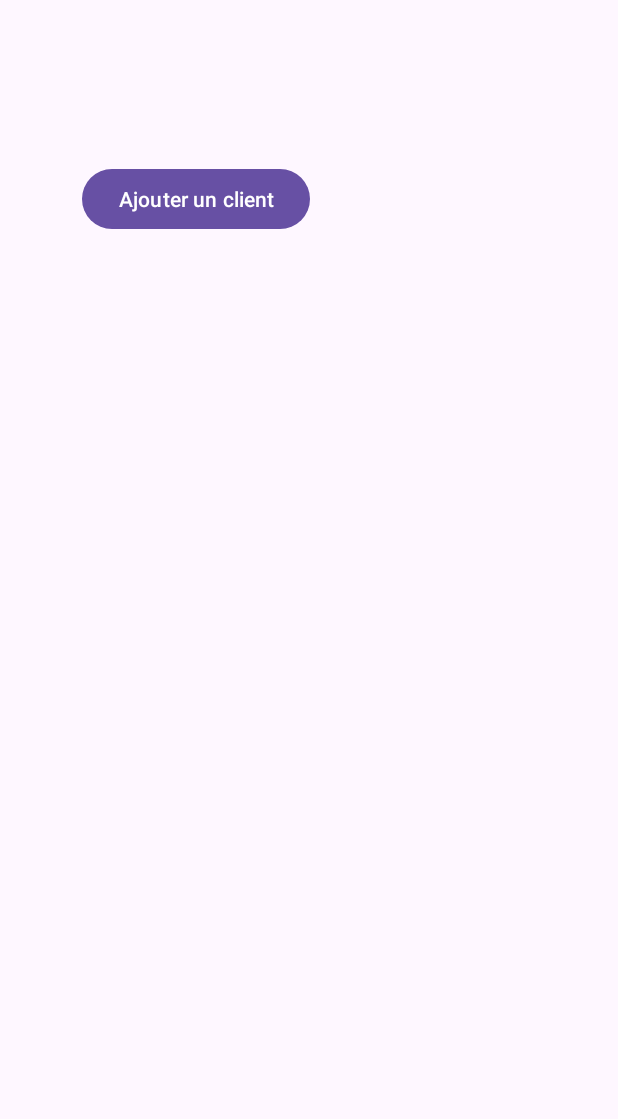
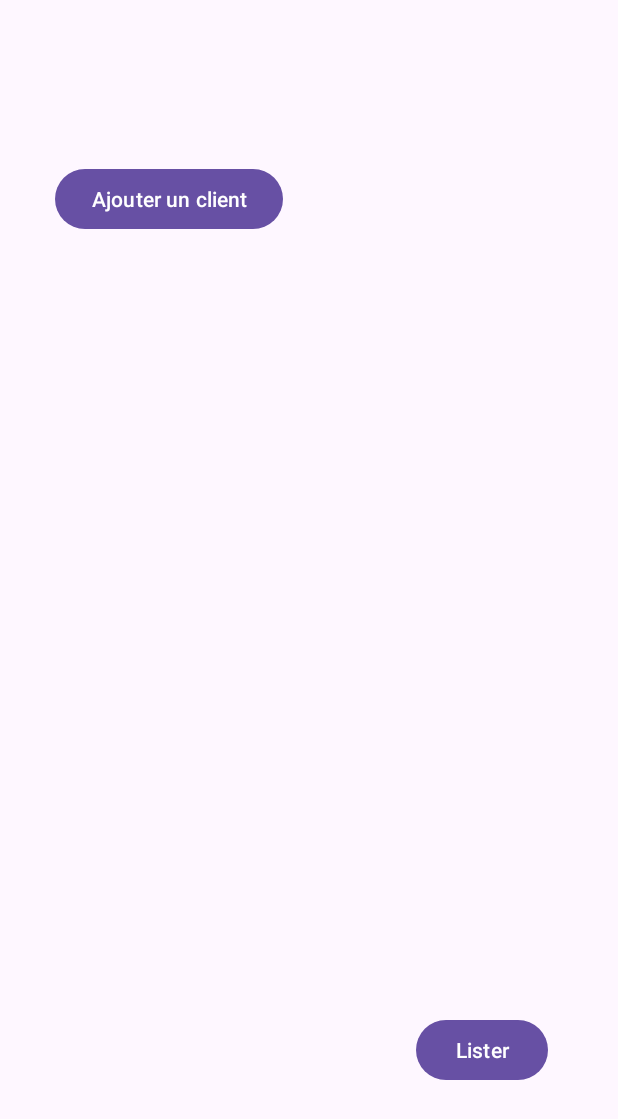
Before and after one commit to cyrildumont/GestionClientMIN1, an Android app: the screen it shows after launch (HomeActivity), on a phone screen of 412 x 824 dp. Shown: the top 1119 px of the screen. Run offline under Robolectric (Android 15) with nearby library versions, the phone set to English and light mode, and no system bars.

Commit message:
Après le cours du 21/03/2025

```diff
--- a/app/build.gradle.kts
+++ b/app/build.gradle.kts
@@ -45,4 +45,8 @@ dependencies {
     testImplementation(libs.junit)
     androidTestImplementation(libs.androidx.junit)
     androidTestImplementation(libs.androidx.espresso.core)
+
+    implementation("com.squareup.retrofit2:retrofit:2.8.1")
+    implementation("com.squareup.retrofit2:converter-moshi:2.8.1")
+    implementation("com.squareup.okhttp3:logging-interceptor:4.4.0")
 }
--- a/app/src/main/AndroidManifest.xml
+++ b/app/src/main/AndroidManifest.xml
@@ -1,6 +1,8 @@
 <?xml version="1.0" encoding="utf-8"?>
 <manifest xmlns:android="http://schemas.android.com/apk/res/android"
     xmlns:tools="http://schemas.android.com/tools">
+
+    <uses-permission android:name="android.permission.INTERNET" />
 
     <application
         android:allowBackup="true"
--- a/app/src/main/java/fr/epf/min2/gc/HomeActivity.kt
+++ b/app/src/main/java/fr/epf/min2/gc/HomeActivity.kt
@@ -7,16 +7,23 @@ import androidx.activity.enableEdgeToEdge
 import androidx.appcompat.app.AppCompatActivity
 import androidx.core.view.ViewCompat
 import androidx.core.view.WindowInsetsCompat
+import fr.epf.min2.gc.model.Client
 
 class HomeActivity : AppCompatActivity() {
     override fun onCreate(savedInstanceState: Bundle?) {
         super.onCreate(savedInstanceState)
         setContentView(R.layout.activity_home)
+
         val addButton = findViewById<Button>(R.id.home_add_client_button)
+        val listButton = findViewById<Button>(R.id.home_list_clients_button)
 
         addButton.setOnClickListener {
             val intent = Intent(this, AddClientActivity::class.java)
             startActivity(intent)
         }
+
+        listButton.setOnClickListener {
+            Client.getClient()
+        }
     }
 }
--- a/app/src/main/res/layout/activity_home.xml
+++ b/app/src/main/res/layout/activity_home.xml
@@ -23,5 +23,17 @@
         android:layout_width="wrap_content"
         android:layout_height="wrap_content"
         android:orientation="vertical"
-        app:layout_constraintGuide_begin="261dp" />
+        app:layout_constraintGuide_begin="225dp" />
+
+    <Button
+        android:id="@+id/home_list_clients_button"
+        android:layout_width="wrap_content"
+        android:layout_height="wrap_content"
+        android:text="Lister"
+        app:layout_constraintBottom_toBottomOf="parent"
+        app:layout_constraintEnd_toEndOf="parent"
+        app:layout_constraintHorizontal_bias="0.533"
+        app:layout_constraintStart_toStartOf="@+id/guideline"
+        app:layout_constraintTop_toTopOf="parent"
+        app:layout_constraintVertical_bias="0.871" />
 </androidx.constraintlayout.widget.ConstraintLayout>
```
Also changed, not shown: app/src/main/java/fr/epf/min2/gc/AddClientActivity.kt (+8 -3 lines), app/src/main/java/fr/epf/min2/gc/ClientService.kt (added, +14 -0 lines), app/src/main/java/fr/epf/min2/gc/model/Client.kt (added, +50 -0 lines).
